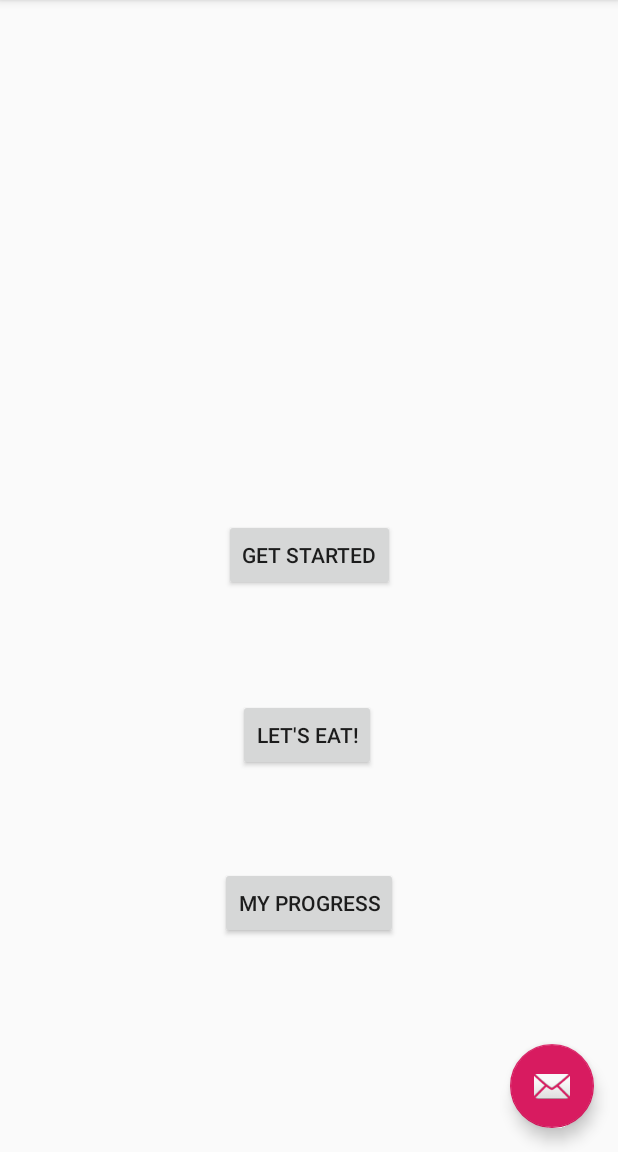
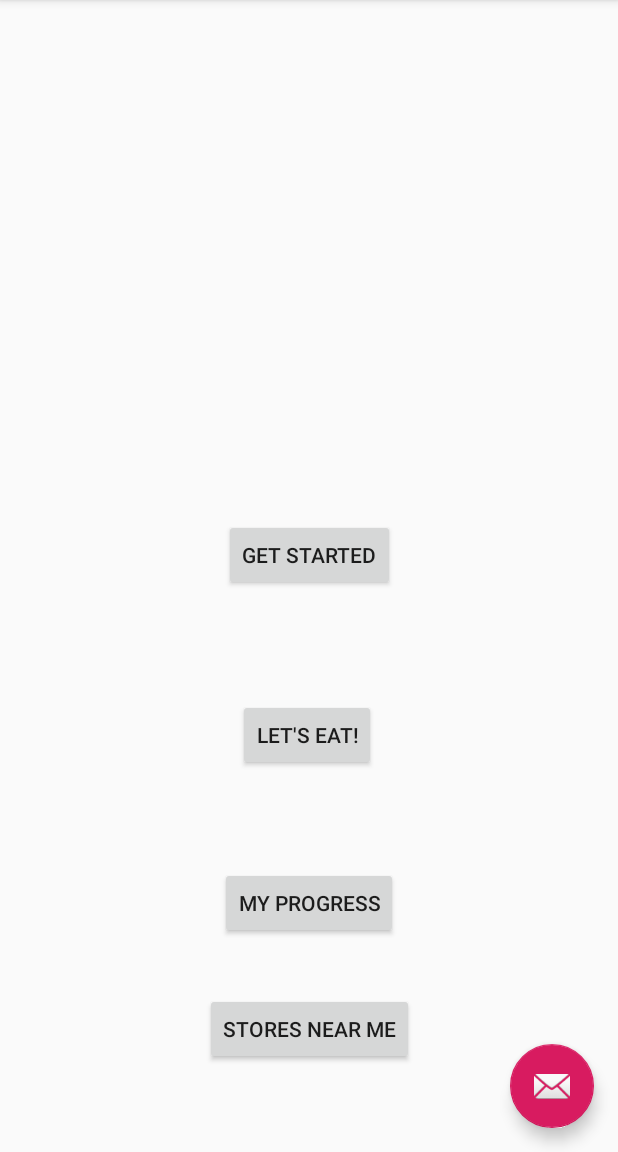
Before and after one commit to schucherta8/DietClash, an Android app: the screen it shows after launch (MainActivity), on a phone screen of 412 x 824 dp, the part 84-1236 px from its top. Run offline under Robolectric (Android 15) with nearby library versions, the phone set to English and light mode, and no system bars.

Commit message:
Add stub activity for store locator

```diff
--- a/DietClash/app/src/main/AndroidManifest.xml
+++ b/DietClash/app/src/main/AndroidManifest.xml
@@ -13,6 +13,7 @@
         <activity android:name=".LetsEat" />
         <activity android:name=".GetStarted" />
         <activity android:name=".MyAchievements" />
+        <activity android:name=".StoreLocator" />
         <activity
             android:name=".MainActivity"
             android:label="@string/app_name"
--- a/DietClash/app/src/main/res/layout/content_main.xml
+++ b/DietClash/app/src/main/res/layout/content_main.xml
@@ -52,4 +52,15 @@
         app:layout_constraintBottom_toBottomOf="parent"
         app:layout_constraintEnd_toEndOf="parent"
         app:layout_constraintStart_toStartOf="parent" />
+
+    <Button
+        android:id="@+id/storesNearMeButton"
+        android:layout_width="wrap_content"
+        android:layout_height="wrap_content"
+        android:layout_marginTop="36dp"
+        android:text="@string/stores_near_me"
+        android:onClick="storesNearMe"
+        app:layout_constraintEnd_toEndOf="parent"
+        app:layout_constraintStart_toStartOf="parent"
+        app:layout_constraintTop_toBottomOf="@+id/myProgressButton" />
 </androidx.constraintlayout.widget.ConstraintLayout>
--- a/DietClash/app/src/main/res/values/strings.xml
+++ b/DietClash/app/src/main/res/values/strings.xml
@@ -13,4 +13,6 @@
     <string name="save">SAVE</string>
     <string name="reset">RESET</string>
     <string name="enter_serving_size">ENTER SERVING SIZE</string>
+    <string name="stores_near_me">Stores Near Me</string>
+    <string name="find_stores">Find Stores</string>
 </resources>
```
Also changed, not shown: DietClash/app/src/main/java/com/diet/dietclash/MainActivity.java (+9 -0 lines), DietClash/app/src/main/java/com/diet/dietclash/StoreLocator.java (added, +36 -0 lines), DietClash/app/src/main/res/layout/activity_store_locator.xml (added, +32 -0 lines), 5 other files.
